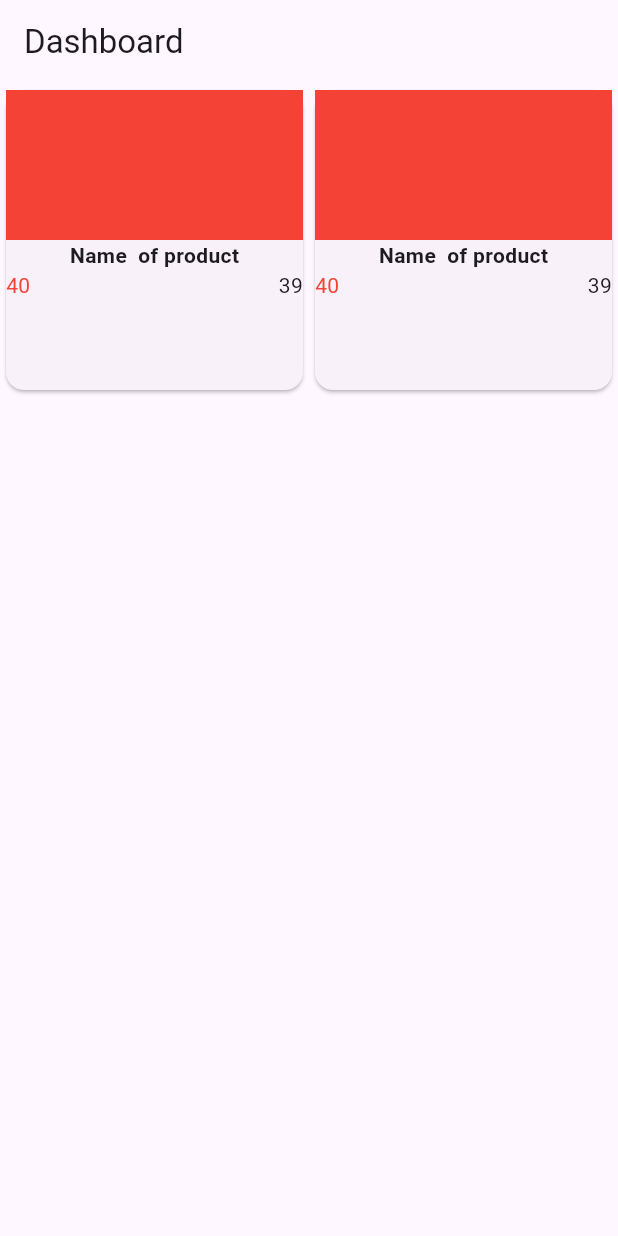
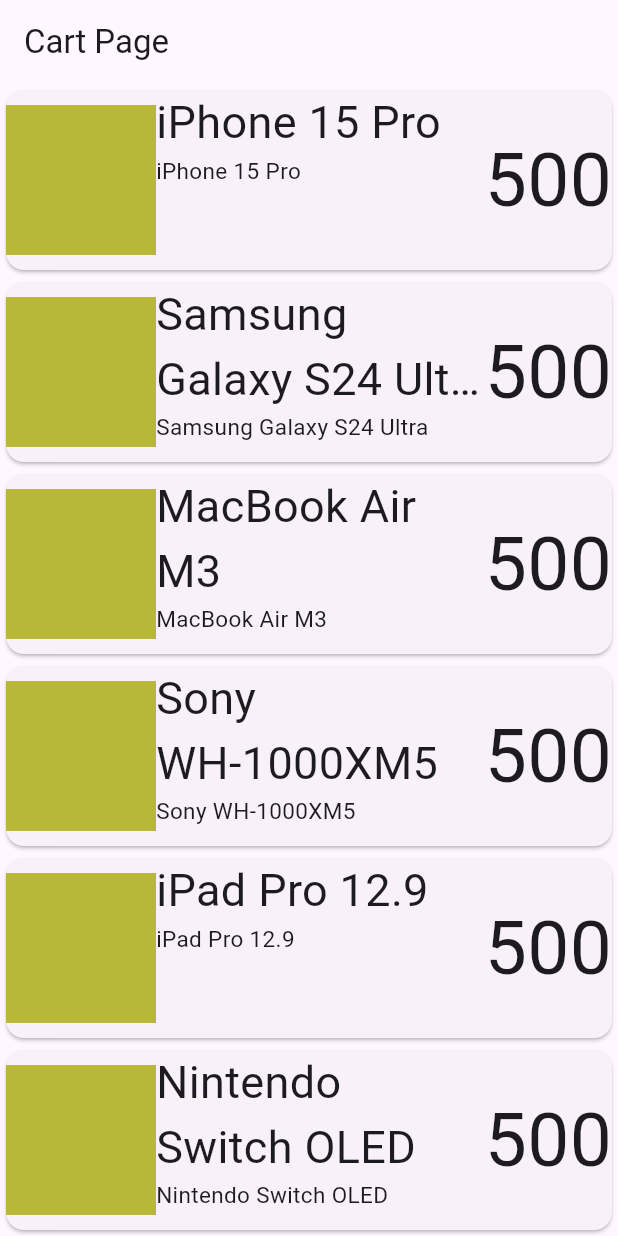
Before and after one commit to hardik7426/e_com_demo_Flutter, a Flutter app: the screen it shows after launch, on a phone screen of 412 x 824 dp. Run offline on Flutter 3.47's test engine with Material 3 defaults, Android fonts, the phone set to English and light mode, and no system bars.

Commit message:
commit-4

```diff
--- /dev/null
+++ b/lib/cart_page.dart
@@ -0,0 +1,125 @@
+import 'package:flutter/material.dart';
+
+import 'models/product.dart';
+
+class CartPage extends StatelessWidget {
+   CartPage({super.key});
+List<Product> products = [
+    Product(
+      productName: "iPhone 15 Pro",
+      price: 999.99,
+      description: "Latest iPhone with titanium design, A17 Pro chip, and advanced camera system",
+      image: "https://example.com/images/iphone15pro.jpg",
+    ),
+    Product(
+      productName: "Samsung Galaxy S24 Ultra",
+      price: 1199.99,
+      description: "Premium Android smartphone with S Pen, 200MP camera, and AI features",
+      image: "https://example.com/images/galaxys24ultra.jpg",
+    ),
+    Product(
+      productName: "MacBook Air M3",
+      price: 1299.99,
+      description: "Lightweight laptop with M3 chip, 13-inch display, and all-day battery life",
+      image: "https://example.com/images/macbookair.jpg",
+    ),
+    Product(
+      productName: "Sony WH-1000XM5",
+      price: 349.99,
+      description: "Premium noise-canceling wireless headphones with 30-hour battery life",
+      image: "https://example.com/images/sonyheadphones.jpg",
+    ),
+    Product(
+      productName: "iPad Pro 12.9",
+      price: 1099.99,
+      description: "Professional tablet with M2 chip, Liquid Retina display, and Apple Pencil support",
+      image: "https://example.com/images/ipadpro.jpg",
+    ),
+    Product(
+      productName: "Nintendo Switch OLED",
+      price: 349.99,
+      description: "Hybrid gaming console with vibrant OLED screen and enhanced audio",
+      image: "https://example.com/images/nintendoswitch.jpg",
+    ),
+    Product(
+      productName: "AirPods Pro 2",
+      price: 249.99,
+      description: "True wireless earbuds with active noise cancellation and spatial audio",
+      image: "https://example.com/images/airpodspro.jpg",
+    ),
+    Product(
+      productName: "Dell XPS 13",
+      price: 999.99,
+      description: "Ultrabook with Intel Core i7, 16GB RAM, and InfinityEdge display",
+      image: "https://example.com/images/dellxps13.jpg",
+    ),
+    Product(
+      productName: "Apple Watch Series 9",
+      price: 399.99,
+      description: "Advanced smartwatch with health monitoring, GPS, and cellular connectivity",
+      image: "https://example.com/images/applewatch.jpg",
+    ),
+    Product(
+      productName: "Tesla Model Y",
+      price: 52999.99,
+      description: "Electric SUV with autopilot, 330-mile range, and premium interior",
+      image: "https://example.com/images/teslamodely.jpg",
+    ),
+    Product(
+      productName: "Google Pixel 8 Pro",
+      price: 899.99,
+      description: "AI-powered smartphone with advanced computational photography and pure Android",
+      image: "https://example.com/images/pixel8pro.jpg",
+    ),
+    Product(
+      productName: "Surface Pro 9",
+      price: 1299.99,
+      description: "2-in-1 laptop/tablet with Intel Core i7, detachable keyboard, and Surface Pen",
+      image: "https://example.com/images/surfacepro9.jpg",
+    ),
+  ];
+  @override
+  Widget build(BuildContext context) {
+    return Scaffold(
+      appBar: AppBar(
+        title:Text('Cart Page'),
+      ),
+      body:
+      ListView.builder(
+        itemCount: products.length,
+        itemBuilder: (context, index){
+          Product product = products[index];
+          return cartItem(product);
+        })
+
+
+    );
+
+  }
+  Widget cartItem(Product product){
+    return Card(
+        child:SizedBox(
+          height:120,
+          child: Row(
+            children: [
+              Container(
+                height:100,
+                width:100,
+                color:const Color.fromARGB(255, 183, 183, 58),
+              ),
+              Expanded(
+                child: Column(
+                  crossAxisAlignment: CrossAxisAlignment.start,
+                  children: [
+                    Text('${product.productName}',style:TextStyle(fontSize: 30, overflow: TextOverflow.ellipsis),maxLines: 2,),
+                    Text('${product.productName}',style:TextStyle(fontSize: 15),),
+                  ],
+                ),
+              ),
+              Text("500",style: TextStyle(fontSize: 50),)
+            ],
+          ),
+        )
+      );
+  }
+}
--- a/lib/main.dart
+++ b/lib/main.dart
@@ -1,3 +1,4 @@
+import 'package:e_com_demo/cart_page.dart';
 import 'package:e_com_demo/dashboard_page.dart';
 import 'package:flutter/material.dart';
 
@@ -34,7 +35,7 @@ class MyApp extends StatelessWidget {
         // tested with just a hot reload.
         colorScheme: ColorScheme.fromSeed(seedColor: Colors.deepPurple),
       ),
-      home: DashboardPage(),
+      home: CartPage(),
     );
   }
 }
--- /dev/null
+++ b/lib/models/product.dart
@@ -0,0 +1,30 @@
+class Product {
+  final String productName;
+  final double price;
+  final String description;
+  final String image;
+
+  Product({
+    required this.productName,
+    required this.price,
+    required this.description,
+    required this.image,
+  });
+  // Convert to Map for JSON serialization
+  Map<String, dynamic> toMap() {
+    return {
+      'product_name': productName,
+      'price': price,
+      'description': description,
+      'image': image,
+    };
+  }
+  factory Product.fromMap(Map<String, dynamic> map) {
+    return Product(
+      productName: map['product_name'],
+      price: map['price'].toDouble(),
+      description: map['description'],
+      image: map['image'],
+    );
+    }
+}
```
